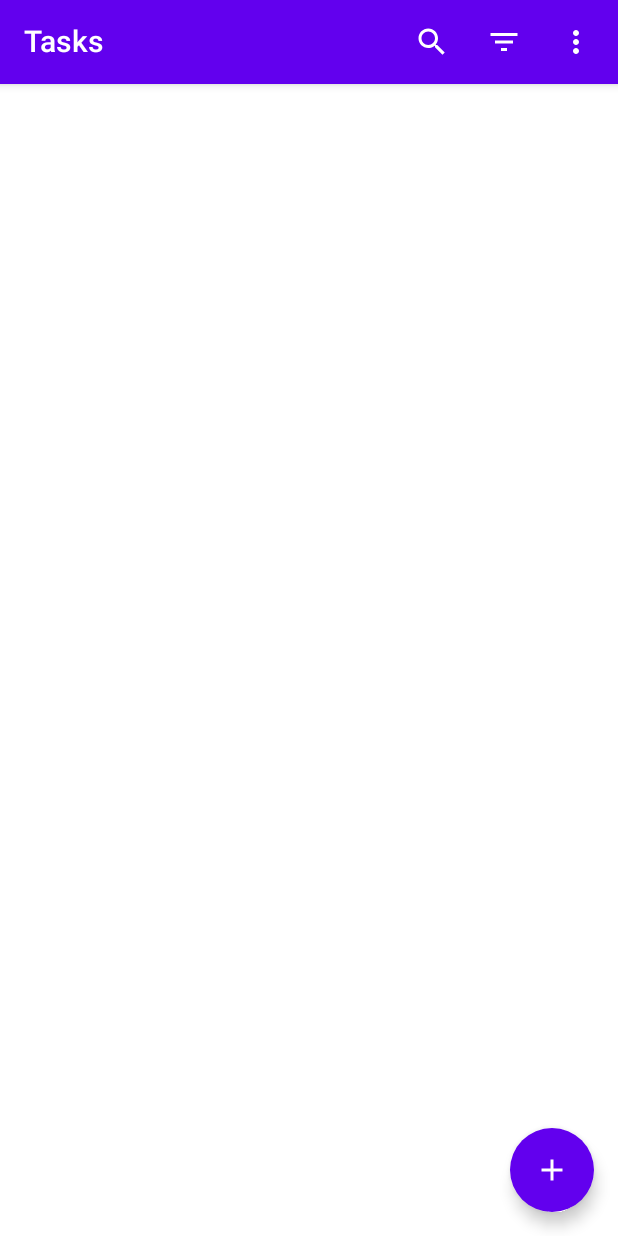
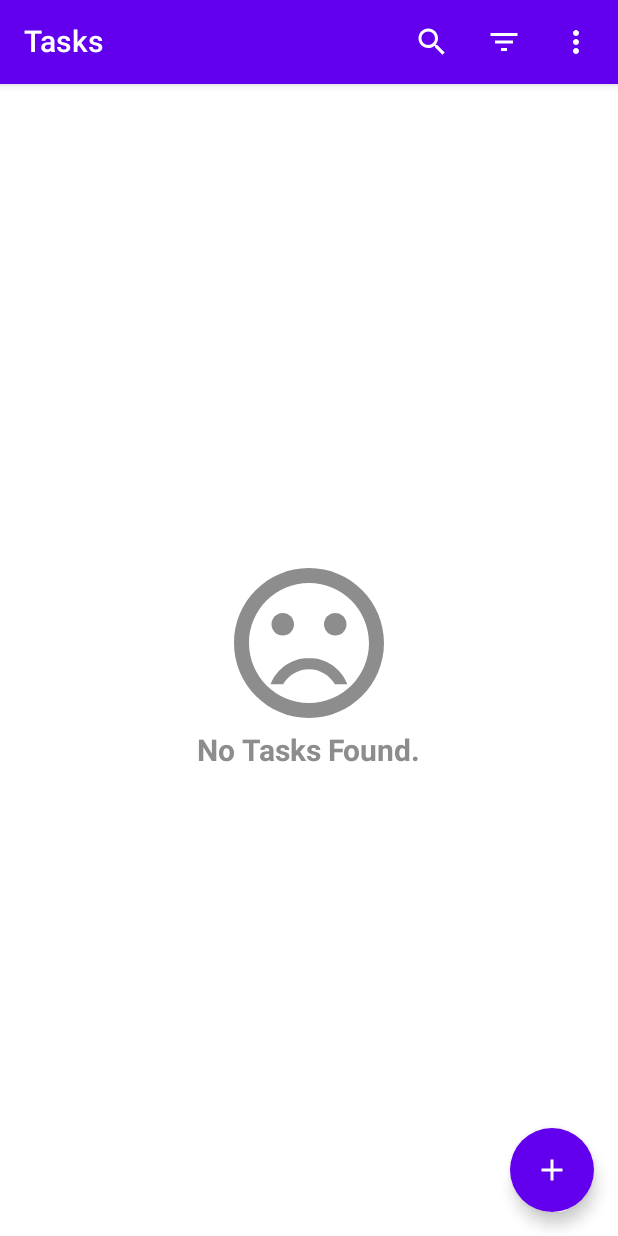
Before and after one commit to phinion8/TODOZen, an Android app built with Jetpack Compose: the composable ListScreen shown on its own in the app's theme, on a phone screen of 412 x 824 dp. Run offline under Robolectric (Android 15) with nearby library versions, the phone set to English and light mode, and no system bars; our stand-ins replace Dagger/Hilt's generated code.

Commit message:
commit 7

```diff
--- a/app/build.gradle
+++ b/app/build.gradle
@@ -11,7 +11,7 @@ android {
 
     defaultConfig {
         applicationId "com.dayscode.todojpc"
-        minSdk 23
+        minSdk 26
         targetSdk 33
         versionCode 1
         versionName "1.0"
--- a/app/src/main/java/com/dayscode/todojpc/data/viewmodels/SharedViewModel.kt
+++ b/app/src/main/java/com/dayscode/todojpc/data/viewmodels/SharedViewModel.kt
@@ -6,6 +6,7 @@ import androidx.lifecycle.ViewModel
 import androidx.lifecycle.viewModelScope
 import com.dayscode.todojpc.data.models.ToDoTask
 import com.dayscode.todojpc.data.repositories.ToDoRepository
+import com.dayscode.todojpc.util.RequestState
 import com.dayscode.todojpc.util.SearchAppBarState
 import dagger.hilt.android.lifecycle.HiltViewModel
 import kotlinx.coroutines.flow.MutableStateFlow
@@ -23,15 +24,24 @@ class SharedViewModel @Inject constructor(private val repository: ToDoRepository
     //This one triggered when the text get changed inside the search text field
     val searchTextState: MutableState<String> = mutableStateOf("")
 
-    private val _allTasks = MutableStateFlow<List<ToDoTask>>(emptyList())
+    private val _allTasks = MutableStateFlow<RequestState<List<ToDoTask>>>(RequestState.Idle)
 
-    val allTasks: StateFlow<List<ToDoTask>> = _allTasks
+    val allTasks: StateFlow<RequestState<List<ToDoTask>>> = _allTasks
 
         fun getAllTasks(){
-            viewModelScope.launch {
-                repository.getAllTasks.collect{
-                    _allTasks.value = it
+            _allTasks.value = RequestState.Loading
+
+            try {
+
+                viewModelScope.launch {
+                    repository.getAllTasks.collect{
+                        _allTasks.value = RequestState.Success(it)
+                    }
                 }
+
+            }catch (e: Exception){
+                _allTasks.value = RequestState.Error(e)
             }
+
         }
 }
--- a/app/src/main/java/com/dayscode/todojpc/navigation/Navigation.kt
+++ b/app/src/main/java/com/dayscode/todojpc/navigation/Navigation.kt
@@ -19,7 +19,7 @@ fun SetupNavigation(navController: NavHostController, sharedViewModel: SharedVie
         navController = navController,
         startDestination = LIST_SCREEN
     ) {
+        listComposable(navigateToTaskScreen = screen.task, sharedViewModel = sharedViewModel)
         taskComposable(navigateToListScreen = screen.list)
-        listComposable(navigateToTaskScreen = screen.task, sharedViewModel = sharedViewModel)
     }
 }
--- a/app/src/main/java/com/dayscode/todojpc/navigation/Screens.kt
+++ b/app/src/main/java/com/dayscode/todojpc/navigation/Screens.kt
@@ -1,12 +1,13 @@
 package com.dayscode.todojpc.navigation
 
+import androidx.navigation.NavController
 import androidx.navigation.NavHostController
 import com.dayscode.todojpc.util.Action
 import com.dayscode.todojpc.util.Constants.LIST_SCREEN
 
 class Screens(navController: NavHostController) {
     val list: (Action) -> Unit = {action->
-        navController.navigate("list/${action.name}"){
+        navController.navigate(route = "list/${action.name}"){
             popUpTo(LIST_SCREEN){
                 inclusive = true //Whenever we come to the this screen the other screen will be pop from the backstack
             }
@@ -14,7 +15,7 @@ class Screens(navController: NavHostController) {
     }
 
     val task: (Int) -> Unit = {taskId->
-        navController.navigate("task/$taskId")
+        navController.navigate(route = "task/$taskId")
 
     }
 
--- /dev/null
+++ b/app/src/main/java/com/dayscode/todojpc/ui/screens/list/EmptyContent.kt
@@ -0,0 +1,38 @@
+package com.dayscode.todojpc.ui.screens.list
+
+import androidx.compose.foundation.background
+import androidx.compose.foundation.layout.*
+import androidx.compose.material.Icon
+import androidx.compose.material.MaterialTheme
+import androidx.compose.material.Text
+import androidx.compose.runtime.Composable
+import androidx.compose.ui.Alignment
+import androidx.compose.ui.Modifier
+import androidx.compose.ui.res.painterResource
+import androidx.compose.ui.text.font.FontWeight
+import androidx.compose.ui.unit.dp
+import com.dayscode.todojpc.R
+import com.dayscode.todojpc.ui.theme.MediumGray
+
+@Composable
+fun EmptyContent() {
+    Column(
+        modifier = Modifier.fillMaxSize().background(MaterialTheme.colors.background),
+        horizontalAlignment = Alignment.CenterHorizontally,
+        verticalArrangement = Arrangement.Center
+    ) {
+
+        Icon(
+            modifier = Modifier.size(120.dp),
+            painter = painterResource(id = R.drawable.ic_sad_face),
+            contentDescription = "Sad Face Icon",
+            tint = MediumGray
+        )
+        Text(
+            text = "No Tasks Found.",
+            fontWeight = FontWeight.Bold,
+            color = MediumGray,
+            fontSize = MaterialTheme.typography.h6.fontSize
+        )
+    }
+}
--- a/app/src/main/java/com/dayscode/todojpc/ui/screens/list/ListScreen.kt
+++ b/app/src/main/java/com/dayscode/todojpc/ui/screens/list/ListScreen.kt
@@ -1,6 +1,7 @@
 package com.dayscode.todojpc.ui.screens.list
 
 import android.annotation.SuppressLint
+import android.util.Log
 import androidx.compose.foundation.background
 import androidx.compose.material.FloatingActionButton
 import androidx.compose.material.Icon
@@ -9,9 +10,12 @@ import androidx.compose.material.Scaffold
 import androidx.compose.material.icons.Icons
 import androidx.compose.material.icons.filled.Add
 import androidx.compose.runtime.Composable
+import androidx.compose.runtime.LaunchedEffect
+import androidx.compose.runtime.collectAsState
 import androidx.compose.runtime.getValue
 import androidx.compose.ui.Modifier
 import androidx.compose.ui.graphics.Color
+import androidx.compose.ui.platform.LocalDensity
 import androidx.compose.ui.tooling.preview.Preview
 import androidx.compose.ui.unit.dp
 import com.dayscode.todojpc.data.viewmodels.SharedViewModel
@@ -25,6 +29,13 @@ fun ListScreen(
     sharedViewModel: SharedViewModel
 ) {
 
+    LaunchedEffect(key1 = true ){
+        Log.d("ListScreen", "Launched Effect Triggered")
+        sharedViewModel.getAllTasks()
+    }
+
+    //collect as state function collect the value as the state flow and it will update the all tasks variable when there is a change in the database
+    val allTasks by sharedViewModel.allTasks.collectAsState()
     val searchAppBarState: SearchAppBarState by sharedViewModel.searchAppState
     val searchTextState: String by sharedViewModel.searchTextState
 
@@ -34,6 +45,7 @@ fun ListScreen(
         },
         content = {
 
+                  ListContent(tasks = allTasks, navigateToTaskScreen = navigateToTaskScreen)
         },
         floatingActionButton = {
             ListFab(OnFabClicked = navigateToTaskScreen)
--- a/app/src/main/java/com/dayscode/todojpc/ui/theme/Color.kt
+++ b/app/src/main/java/com/dayscode/todojpc/ui/theme/Color.kt
@@ -25,7 +25,7 @@ get() = if (!isSystemInDarkTheme()) DarkGray else Color.White
 
 val androidx.compose.material.Colors.taskItemBackgroundColor: Color
     @Composable
-    get() = if (!isSystemInDarkTheme()) Color.White else DarkGray
+    get() = if (!isSystemInDarkTheme()) Color.White else background
 
 val androidx.compose.material.Colors.topAppBarContentColor: Color
 @Composable
--- /dev/null
+++ b/app/src/main/java/com/dayscode/todojpc/util/RequestState.kt
@@ -0,0 +1,8 @@
+package com.dayscode.todojpc.util
+
+sealed class RequestState<out T> {
+    object Idle: RequestState<Nothing>()
+    object Loading: RequestState<Nothing>()
+    data class Success<T>(val data: T): RequestState<T>()
+    data class Error<T>(val error: Throwable): RequestState<T>()
+}
--- /dev/null
+++ b/app/src/main/res/drawable/ic_sad_face.xml
@@ -0,0 +1,7 @@
+<vector android:height="24dp" android:tint="#000000"
+    android:viewportHeight="24" android:viewportWidth="24"
+    android:width="24dp" xmlns:android="http://schemas.android.com/apk/res/android">
+    <path android:fillColor="@android:color/white" android:pathData="M15.5,9.5m-1.5,0a1.5,1.5 0,1 1,3 0a1.5,1.5 0,1 1,-3 0"/>
+    <path android:fillColor="@android:color/white" android:pathData="M8.5,9.5m-1.5,0a1.5,1.5 0,1 1,3 0a1.5,1.5 0,1 1,-3 0"/>
+    <path android:fillColor="@android:color/white" android:pathData="M11.99,2C6.47,2 2,6.48 2,12s4.47,10 9.99,10C17.52,22 22,17.52 22,12S17.52,2 11.99,2zM12,20c-4.42,0 -8,-3.58 -8,-8s3.58,-8 8,-8 8,3.58 8,8 -3.58,8 -8,8zM12,14c-2.33,0 -4.32,1.45 -5.12,3.5h1.67c0.69,-1.19 1.97,-2 3.45,-2s2.75,0.81 3.45,2h1.67c-0.8,-2.05 -2.79,-3.5 -5.12,-3.5z"/>
+</vector>
```
Also changed, not shown: app/src/main/java/com/dayscode/todojpc/navigation/destinations/TaskComposable.kt (+13 -3 lines), app/src/main/java/com/dayscode/todojpc/ui/screens/list/ListContent.kt (+59 -6 lines), app/src/main/java/com/dayscode/todojpc/ui/screens/task/TaskScreen.kt (added, +14 -0 lines), app/src/main/java/com/dayscode/todojpc/ui/screens/task/TopAppBar.kt (added, +155 -0 lines).
